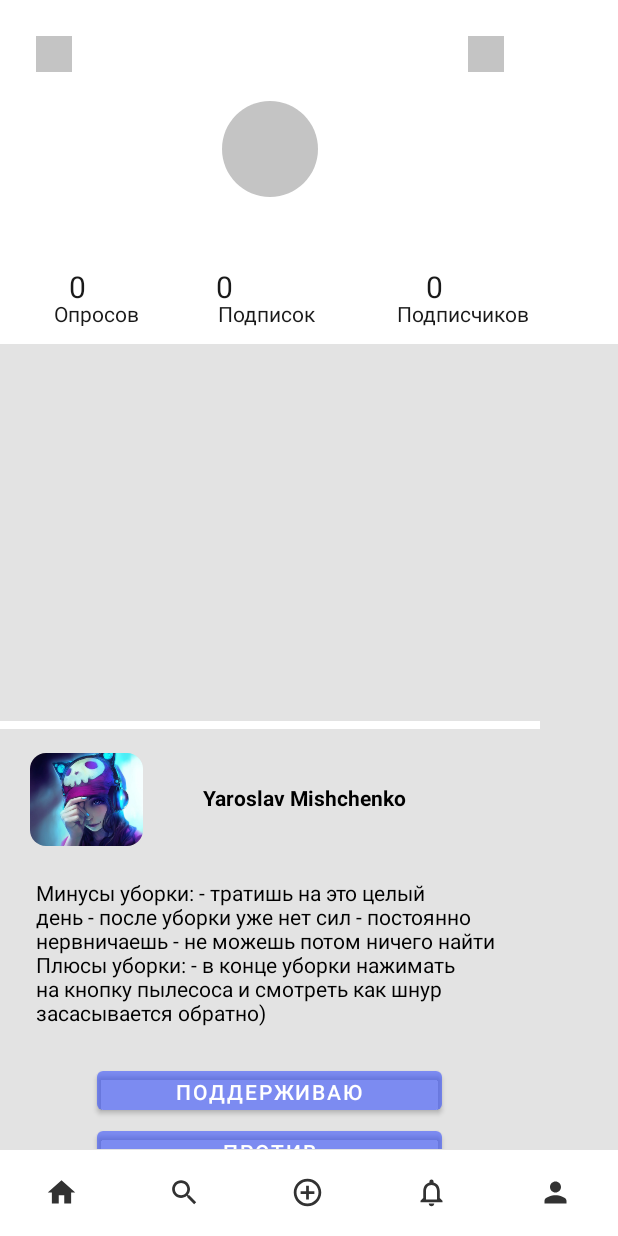
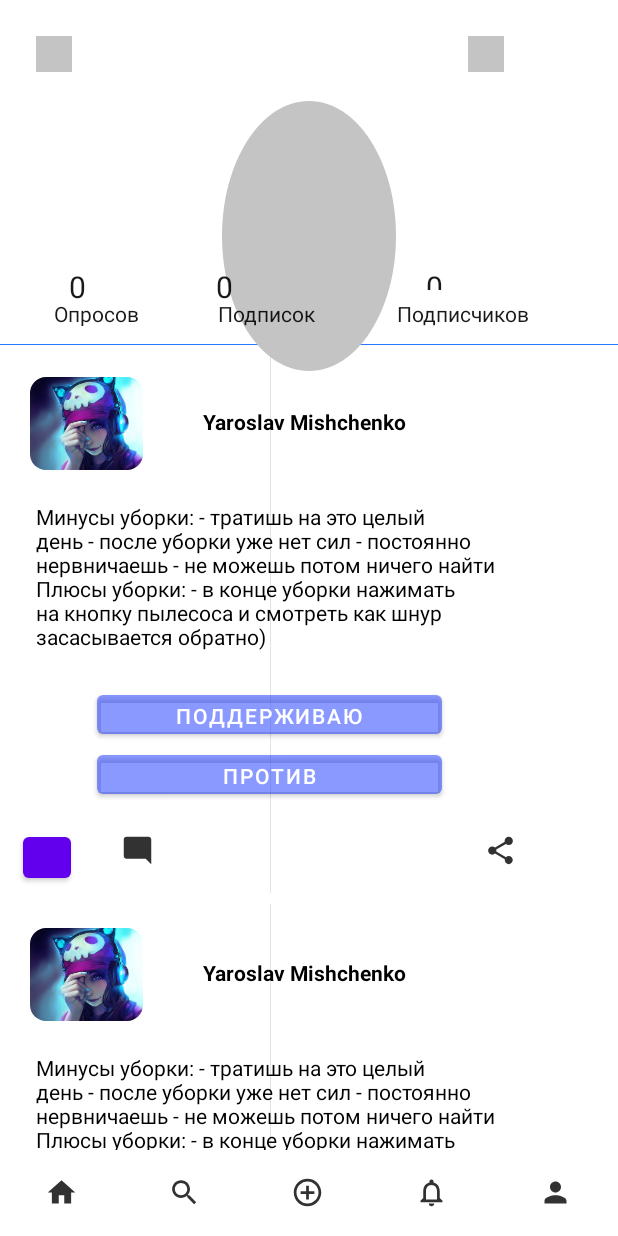
Before and after one commit to Mix200208/Test, an Android app: the MainTestActivity screen opened directly, with no data from a screen before it, on a phone screen of 412 x 824 dp. Run offline under Robolectric (Android 15) with nearby library versions, the phone set to English and light mode, and no system bars; plain views replace LikeButton.

Commit message:
Add relative feed

```diff
--- a/app/src/main/res/layout/activity_main_test.xml
+++ b/app/src/main/res/layout/activity_main_test.xml
@@ -7,29 +7,34 @@
     android:background="#2979FF">
 
 
-    <FrameLayout
+    <RelativeLayout
         android:layout_width="match_parent"
-        android:layout_height="match_parent">
-
-
-        <!--<ListView
-            android:id="@+id/listView"
+        android:layout_height="match_parent"
+        android:layout_marginBottom="57dp"
+        app:layout_constraintBottom_toTopOf="@+id/linearLayout2"
+        app:layout_constraintEnd_toEndOf="@id/linearLayout2"
+        app:layout_constraintHorizontal_bias="0.0"
+        app:layout_constraintStart_toStartOf="@id/linearLayout2"
+        app:layout_constraintTop_toTopOf="parent"
+        app:layout_constraintVertical_bias="0.0">
+        <RelativeLayout
+            android:layout_marginTop="230dp"
             android:layout_width="match_parent"
             android:layout_height="match_parent"
-            android:layout_marginTop="241dp"
-            android:layout_marginBottom="57dp"
-            android:background="@color/white" >
+            android:background="@color/white"
+            android:orientation="horizontal"
+            app:layout_constraintEnd_toEndOf="parent"
+            app:layout_constraintHorizontal_bias="0.0"
+            app:layout_constraintStart_toStartOf="parent"
+            app:layout_constraintTop_toTopOf="parent"
+            app:layout_constraintVertical_bias="1.0">
 
-        </ListView>-->
+            <androidx.recyclerview.widget.RecyclerView
+                android:id="@+id/HomePost"
+                android:layout_width="wrap_content"
+                android:layout_height="match_parent" />
+        </RelativeLayout>
 
-
-        <View
-            android:layout_width="match_parent"
-            android:layout_height="match_parent"
-            android:background="@color/fill">
-
-
-        </View>
 
         <View
             android:layout_width="match_parent"
@@ -49,7 +54,6 @@
             android:layout_marginTop="24dp"
             android:layout_marginRight="312dp"
             android:background="#C4C4C4"
-            app:layout_constraintBottom_toTopOf="@+id/account_text"
             app:layout_constraintEnd_toEndOf="parent"
             app:layout_constraintHorizontal_bias="0.976"
             app:layout_constraintStart_toStartOf="parent"
@@ -64,7 +68,6 @@
             android:layout_marginTop="24dp"
             android:layout_marginRight="24dp"
             android:background="#C4C4C4"
-            app:layout_constraintBottom_toTopOf="@+id/account_text"
             app:layout_constraintEnd_toEndOf="parent"
             app:layout_constraintHorizontal_bias="0.976"
             app:layout_constraintStart_toStartOf="parent"
@@ -121,11 +124,11 @@
             android:layout_alignParentLeft="true"
             android:layout_alignParentTop="true"
             android:layout_alignParentRight="true"
-            android:layout_marginRight="291dp"
-            android:layout_marginEnd="291dp"
             android:layout_marginStart="46dp"
             android:layout_marginLeft="46dp"
             android:layout_marginTop="177dp"
+            android:layout_marginEnd="291dp"
+            android:layout_marginRight="291dp"
             android:gravity="center_vertical"
             android:lineSpacingExtra="3sp"
             android:text="@string/votes_count"
@@ -231,8 +234,12 @@
             android:translationY="-0.98sp" />
 
 
-    </FrameLayout>
+    </RelativeLayout>
+
+
+
     <LinearLayout
+        android:id="@+id/linearLayout2"
         android:layout_width="match_parent"
         android:layout_height="57dp"
         android:background="@color/white"
@@ -313,23 +320,6 @@
         </RelativeLayout>
     </LinearLayout>
 
-    <LinearLayout
-        android:layout_width="360dp"
-        android:layout_height="285dp"
-        android:layout_marginBottom="58dp"
-        android:background="@color/white"
-        android:orientation="horizontal"
-        app:layout_constraintBottom_toBottomOf="parent"
-        app:layout_constraintEnd_toEndOf="parent"
-        app:layout_constraintHorizontal_bias="0.0"
-        app:layout_constraintStart_toStartOf="parent"
-        app:layout_constraintTop_toTopOf="parent"
-        app:layout_constraintVertical_bias="1.0">
 
-        <androidx.recyclerview.widget.RecyclerView
-            android:id="@+id/HomePost"
-            android:layout_width="match_parent"
-            android:layout_height="match_parent" />
-    </LinearLayout>
 
 </androidx.constraintlayout.widget.ConstraintLayout>
--- a/app/src/main/res/layout/post_item.xml
+++ b/app/src/main/res/layout/post_item.xml
@@ -2,12 +2,14 @@
 <androidx.constraintlayout.widget.ConstraintLayout xmlns:android="http://schemas.android.com/apk/res/android"
     xmlns:app="http://schemas.android.com/apk/res-auto"
     xmlns:tools="http://schemas.android.com/tools"
-    android:layout_width="wrap_content"
+    android:layout_width="match_parent"
     android:layout_height="wrap_content">
+
+
 
     <ImageView
         android:id="@+id/back"
-        android:layout_width="360dp"
+        android:layout_width="wrap_content"
         android:layout_height="360dp"
         android:maxWidth = "411dp"
         android:layout_marginTop="5dp"
@@ -138,5 +140,4 @@
         app:layout_constraintTop_toBottomOf="@+id/UserPassword"
         android:onClick="Vote"
         tools:ignore="MissingConstraints" />
-
 </androidx.constraintlayout.widget.ConstraintLayout>
```
